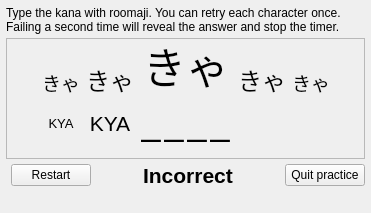
Above: kanareadingpracticeform.ui from z1dev/zkanji before the change. Below: the same form after it.
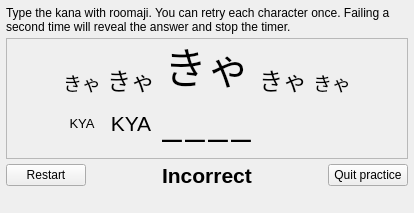
That is the form after the change.

The edit to the form file:
```diff
--- a/kanareadingpracticeform.ui
+++ b/kanareadingpracticeform.ui
@@ -6,7 +6,7 @@
    <rect>
     <x>0</x>
     <y>0</y>
-    <width>371</width>
+    <width>414</width>
     <height>202</height>
    </rect>
   </property>
@@ -271,9 +271,6 @@
         <property name="spacing">
          <number>2</number>
         </property>
-        <property name="leftMargin">
-         <number>5</number>
-        </property>
         <item>
          <widget class="QPushButton" name="restartButton">
           <property name="text">
@@ -281,19 +278,6 @@
           </property>
          </widget>
         </item>
-        <item>
-         <spacer name="horizontalSpacer_3">
-          <property name="orientation">
-           <enum>Qt::Horizontal</enum>
-          </property>
-          <property name="sizeHint" stdset="0">
-           <size>
-            <width>1</width>
-            <height>20</height>
-           </size>
-          </property>
-         </spacer>
-        </item>
        </layout>
       </item>
       <item>
@@ -347,19 +331,6 @@
         <property name="leftMargin">
          <number>0</number>
         </property>
-        <item>
-         <spacer name="horizontalSpacer_2">
-          <property name="orientation">
-           <enum>Qt::Horizontal</enum>
-          </property>
-          <property name="sizeHint" stdset="0">
-           <size>
-            <width>1</width>
-            <height>20</height>
-           </size>
-          </property>
-         </spacer>
-        </item>
         <item>
          <widget class="QPushButton" name="abortButton">
           <property name="text">
```
